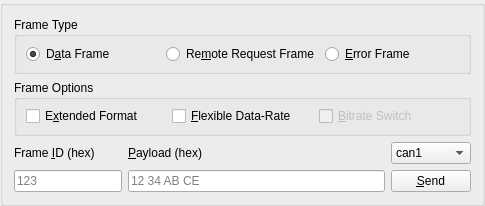
The window that QtCanAnalyzer/graphic/sendframebox.ui (kwangjo/CanAnalyzer) describes before a commit, drawn with Qt 5.
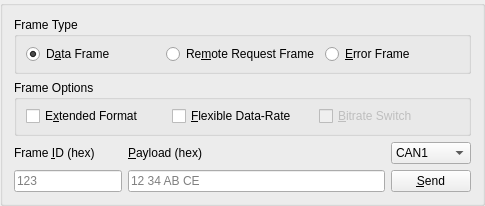
The same window after the commit.

The edit to the form file:
```diff
--- a/QtCanAnalyzer/graphic/sendframebox.ui
+++ b/QtCanAnalyzer/graphic/sendframebox.ui
@@ -190,7 +190,7 @@
         <widget class="QComboBox" name="canDeviceBox">
          <item>
           <property name="text">
-           <string>can1</string>
+           <string>CAN1</string>
           </property>
          </item>
          <item>
```
Left out of the diff: 2 changed lines with no effect on the pictures.
